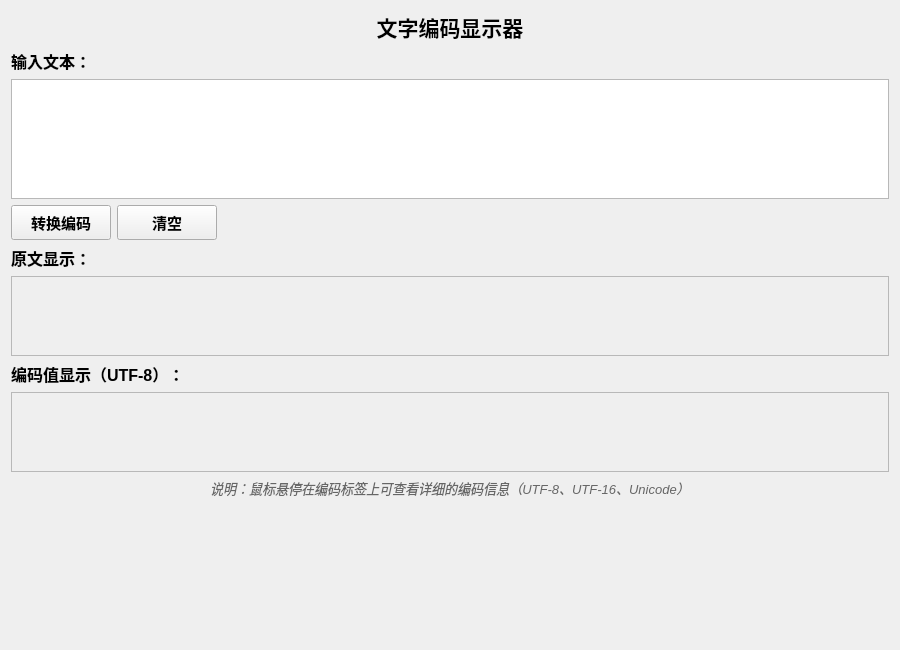
First picture: the form in widget.ui, repository Riustina/Coder, before the edit.
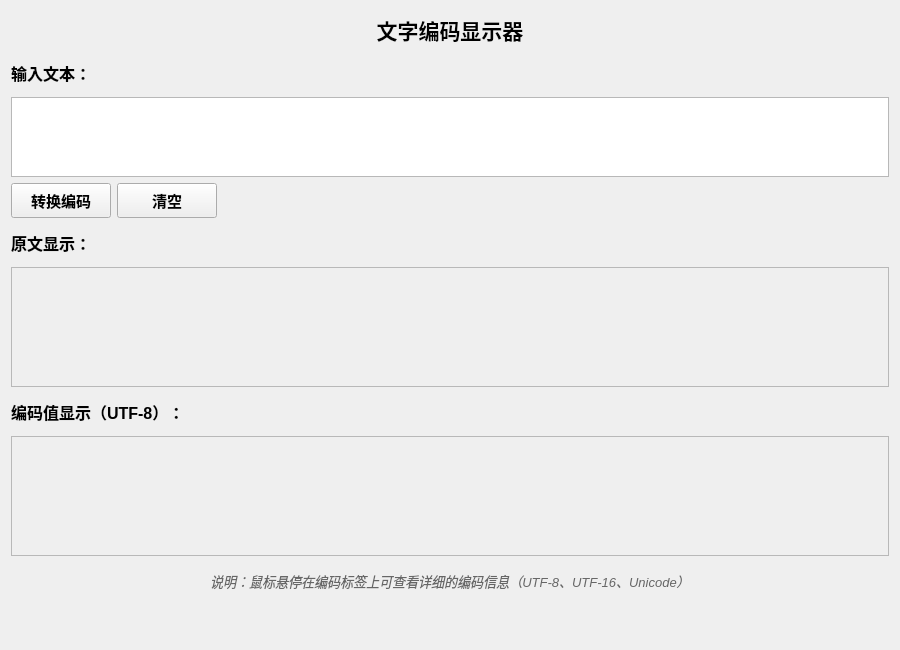
Second picture: the form after the edit.

```diff
--- a/widget.ui
+++ b/widget.ui
@@ -25,7 +25,6 @@
      <property name="font">
       <font>
        <pointsize>16</pointsize>
-       <weight>75</weight>
        <bold>true</bold>
       </font>
      </property>
@@ -33,16 +32,15 @@
    </item>
    <item>
     <widget class="QLabel" name="inputLabel">
+     <property name="font">
+      <font>
+       <pointsize>12</pointsize>
+       <bold>true</bold>
+      </font>
+     </property>
      <property name="text">
       <string>输入文本：</string>
      </property>
-     <property name="font">
-      <font>
-       <pointsize>12</pointsize>
-       <weight>75</weight>
-       <bold>true</bold>
-      </font>
-     </property>
     </widget>
    </item>
    <item>
@@ -50,7 +48,7 @@
      <property name="maximumSize">
       <size>
        <width>16777215</width>
-       <height>120</height>
+       <height>80</height>
       </size>
      </property>
      <property name="font">
@@ -64,42 +62,40 @@
     <layout class="QHBoxLayout" name="buttonLayout">
      <item>
       <widget class="QPushButton" name="convertButton">
+       <property name="minimumSize">
+        <size>
+         <width>100</width>
+         <height>35</height>
+        </size>
+       </property>
+       <property name="font">
+        <font>
+         <pointsize>11</pointsize>
+         <bold>true</bold>
+        </font>
+       </property>
        <property name="text">
         <string>转换编码</string>
        </property>
-       <property name="font">
-        <font>
-         <pointsize>11</pointsize>
-         <weight>75</weight>
-         <bold>true</bold>
-        </font>
-       </property>
-       <property name="minimumSize">
-        <size>
-         <width>100</width>
-         <height>35</height>
-        </size>
-       </property>
       </widget>
      </item>
      <item>
       <widget class="QPushButton" name="pushButton">
+       <property name="minimumSize">
+        <size>
+         <width>100</width>
+         <height>35</height>
+        </size>
+       </property>
+       <property name="font">
+        <font>
+         <pointsize>11</pointsize>
+         <bold>true</bold>
+        </font>
+       </property>
        <property name="text">
         <string>清空</string>
        </property>
-       <property name="font">
-        <font>
-         <pointsize>11</pointsize>
-         <weight>75</weight>
-         <bold>true</bold>
-        </font>
-       </property>
-       <property name="minimumSize">
-        <size>
-         <width>100</width>
-         <height>35</height>
-        </size>
-       </property>
       </widget>
      </item>
      <item>
@@ -119,16 +115,15 @@
    </item>
    <item>
     <widget class="QLabel" name="originalLabel">
+     <property name="font">
+      <font>
+       <pointsize>12</pointsize>
+       <bold>true</bold>
+      </font>
+     </property>
      <property name="text">
       <string>原文显示：</string>
      </property>
-     <property name="font">
-      <font>
-       <pointsize>12</pointsize>
-       <weight>75</weight>
-       <bold>true</bold>
-      </font>
-     </property>
     </widget>
    </item>
    <item>
@@ -136,25 +131,25 @@
      <property name="maximumSize">
       <size>
        <width>16777215</width>
-       <height>80</height>
+       <height>120</height>
       </size>
      </property>
+     <property name="verticalScrollBarPolicy">
+      <enum>Qt::ScrollBarPolicy::ScrollBarAsNeeded</enum>
+     </property>
+     <property name="horizontalScrollBarPolicy">
+      <enum>Qt::ScrollBarPolicy::ScrollBarAsNeeded</enum>
+     </property>
      <property name="widgetResizable">
       <bool>true</bool>
      </property>
-     <property name="horizontalScrollBarPolicy">
-      <enum>Qt::ScrollBarAsNeeded</enum>
-     </property>
-     <property name="verticalScrollBarPolicy">
-      <enum>Qt::ScrollBarAlwaysOff</enum>
-     </property>
      <widget class="QWidget" name="originalTextContainer">
       <property name="geometry">
        <rect>
         <x>0</x>
         <y>0</y>
-        <width>896</width>
-        <height>78</height>
+        <width>876</width>
+        <height>118</height>
        </rect>
       </property>
      </widget>
@@ -162,16 +157,15 @@
    </item>
    <item>
     <widget class="QLabel" name="encodingLabel">
+     <property name="font">
+      <font>
+       <pointsize>12</pointsize>
+       <bold>true</bold>
+      </font>
+     </property>
      <property name="text">
       <string>编码值显示（UTF-8）：</string>
      </property>
-     <property name="font">
-      <font>
-       <pointsize>12</pointsize>
-       <weight>75</weight>
-       <bold>true</bold>
-      </font>
-     </property>
     </widget>
    </item>
    <item>
@@ -179,25 +173,25 @@
      <property name="maximumSize">
       <size>
        <width>16777215</width>
-       <height>80</height>
+       <height>120</height>
       </size>
      </property>
+     <property name="verticalScrollBarPolicy">
+      <enum>Qt::ScrollBarPolicy::ScrollBarAsNeeded</enum>
+     </property>
+     <property name="horizontalScrollBarPolicy">
+      <enum>Qt::ScrollBarPolicy::ScrollBarAsNeeded</enum>
+     </property>
      <property name="widgetResizable">
       <bool>true</bool>
      </property>
-     <property name="horizontalScrollBarPolicy">
-      <enum>Qt::ScrollBarAsNeeded</enum>
-     </property>
-     <property name="verticalScrollBarPolicy">
-      <enum>Qt::ScrollBarAlwaysOff</enum>
-     </property>
      <widget class="QWidget" name="encodingTextContainer">
       <property name="geometry">
        <rect>
         <x>0</x>
         <y>0</y>
-        <width>896</width>
-        <height>78</height>
+        <width>876</width>
+        <height>118</height>
        </rect>
       </property>
      </widget>
@@ -225,7 +219,10 @@
    <item>
     <spacer name="verticalSpacer">
      <property name="orientation">
-      <enum>Qt::Vertical</enum>
+      <enum>Qt::Orientation::Vertical</enum>
+     </property>
+     <property name="sizeType">
+      <enum>QSizePolicy::Policy::Preferred</enum>
      </property>
      <property name="sizeHint" stdset="0">
       <size>
```
Left out of the diff: 22 changed lines with no effect on the pictures.
